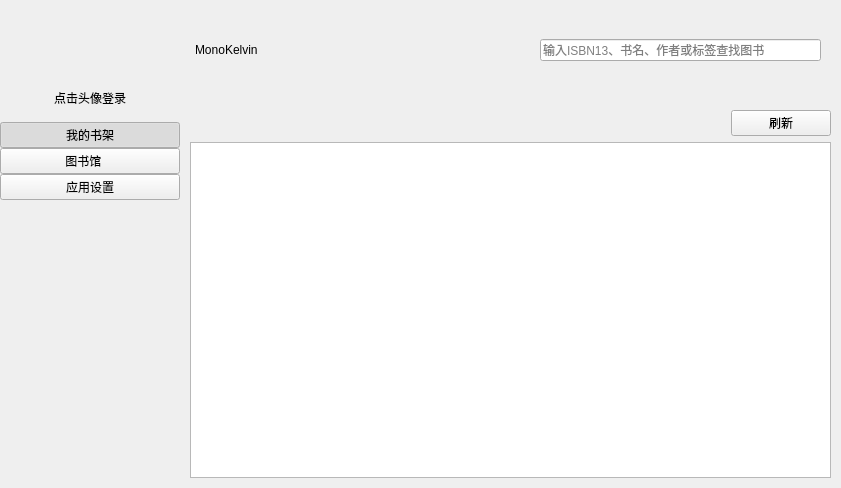
The window that MainWindow.ui (MonoKelvin/BookStudyApp) describes before a commit, drawn with Qt 5.
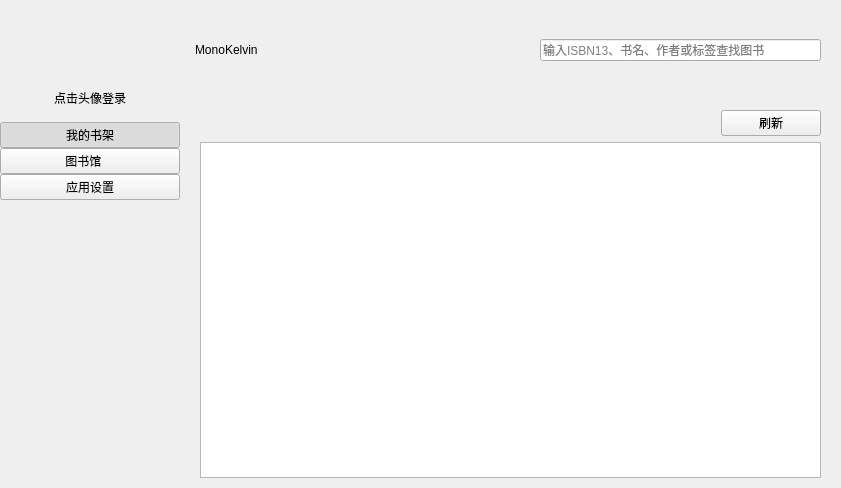
The same window after the commit. Icons and pictures are not drawn. Custom widgets are drawn as their Qt base class.

The edit to the form file:
```diff
--- a/MainWindow.ui
+++ b/MainWindow.ui
@@ -45,19 +45,22 @@
       </property>
       <layout class="QGridLayout" name="gridLayout_4">
        <property name="leftMargin">
-        <number>10</number>
+        <number>20</number>
        </property>
        <property name="topMargin">
         <number>10</number>
        </property>
        <property name="rightMargin">
-        <number>10</number>
+        <number>20</number>
        </property>
        <property name="bottomMargin">
         <number>10</number>
        </property>
        <item row="2" column="0">
         <widget class="BookViewWidget" name="lwLentBooksView">
+         <property name="layoutDirection">
+          <enum>Qt::LeftToRight</enum>
+         </property>
          <property name="editTriggers">
           <set>QAbstractItemView::NoEditTriggers</set>
          </property>
```
Left out of the diff: 13 changed lines with no effect on the pictures.
